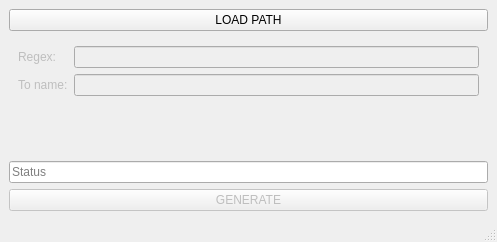
Before: the Qt Designer form 14/3/3/renameview.ui in jurikimurik/QT__introduction_exercises, drawn with Qt 5.
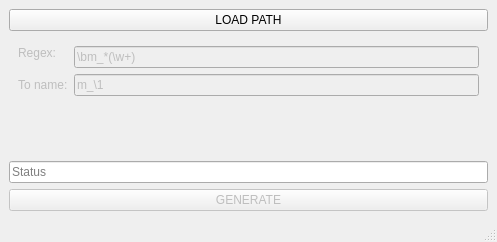
After: the same form once the commit is applied.

Commit message: 14.3.3 point 3: GUI and Model is now connected with each other. RELEASE.

```diff
--- a/14/3/3/renameview.ui
+++ b/14/3/3/renameview.ui
@@ -27,16 +27,35 @@
       <property name="enabled">
        <bool>false</bool>
       </property>
+      <property name="sizePolicy">
+       <sizepolicy hsizetype="Expanding" vsizetype="Expanding">
+        <horstretch>0</horstretch>
+        <verstretch>0</verstretch>
+       </sizepolicy>
+      </property>
       <layout class="QFormLayout" name="formLayout">
+       <property name="fieldGrowthPolicy">
+        <enum>QFormLayout::ExpandingFieldsGrow</enum>
+       </property>
        <item row="0" column="0">
         <widget class="QLabel" name="regexLabel">
+         <property name="sizePolicy">
+          <sizepolicy hsizetype="Maximum" vsizetype="Fixed">
+           <horstretch>0</horstretch>
+           <verstretch>0</verstretch>
+          </sizepolicy>
+         </property>
          <property name="text">
           <string>Regex:</string>
          </property>
         </widget>
        </item>
        <item row="0" column="1">
-        <widget class="QLineEdit" name="m_regexEdit"/>
+        <widget class="QLineEdit" name="m_regexEdit">
+         <property name="text">
+          <string>\bm_*(\w+)</string>
+         </property>
+        </widget>
        </item>
        <item row="1" column="0">
         <widget class="QLabel" name="toNameLabel">
@@ -46,7 +65,11 @@
         </widget>
        </item>
        <item row="1" column="1">
-        <widget class="QLineEdit" name="m_toNameEdit"/>
+        <widget class="QLineEdit" name="m_toNameEdit">
+         <property name="text">
+          <string>m_\1</string>
+         </property>
+        </widget>
        </item>
       </layout>
      </widget>
```
The commit also changes 4 other files.
